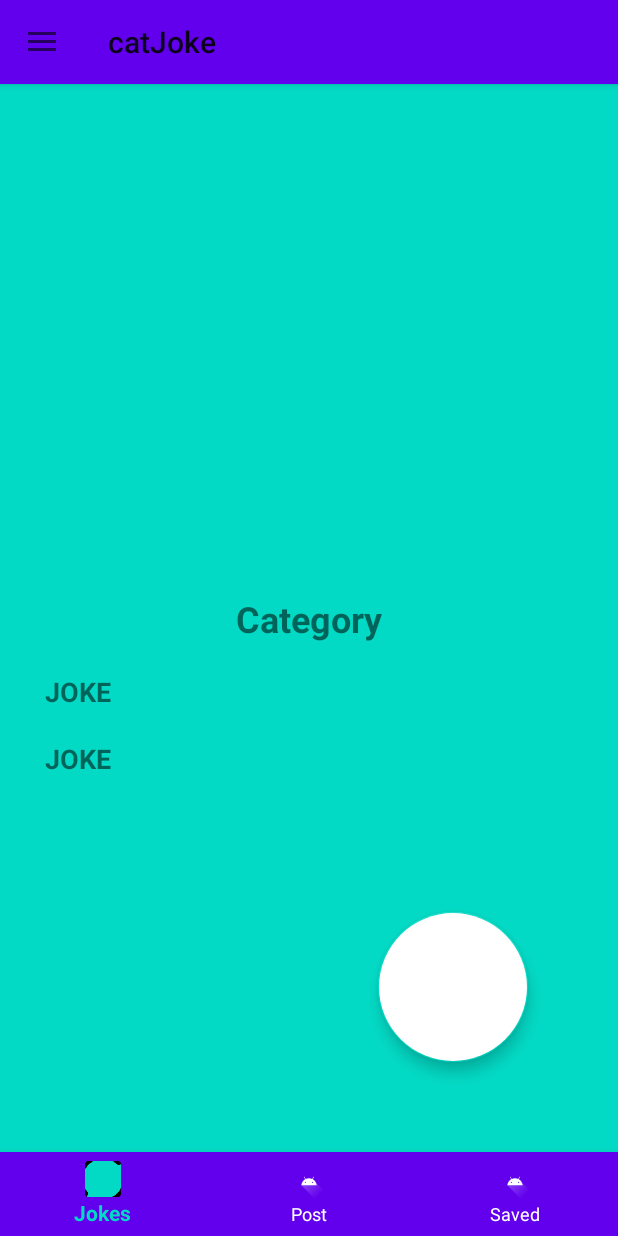
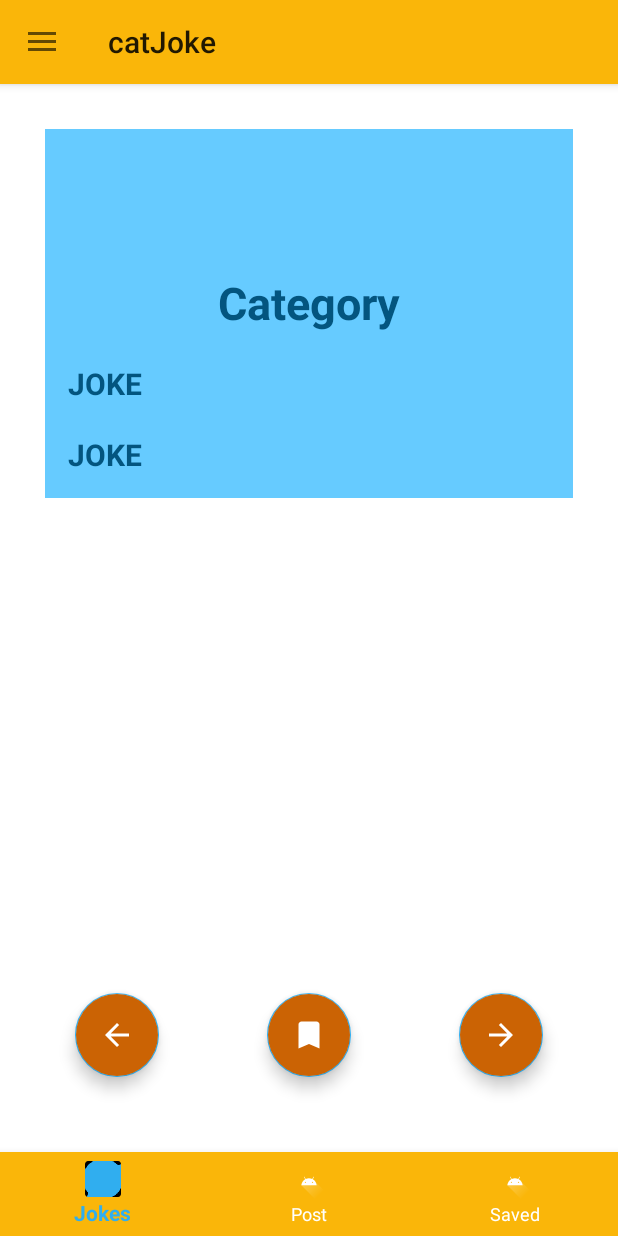
Before and after one commit to 4romgod/Got-Jokes, an Android app: the screen it shows after launch (MainActivity), on a phone screen of 412 x 824 dp. Run offline under Robolectric (Android 15) with nearby library versions, the phone set to English and light mode, and no system bars; 1 statement that could not run was skipped.

Commit message:
UNRESOLVED ERROR

```diff
--- a/app/build.gradle
+++ b/app/build.gradle
@@ -43,4 +43,6 @@ dependencies {
     //Retrofit helps connect to a REST API
     implementation 'com.squareup.retrofit2:retrofit:2.3.0'
     implementation 'com.squareup.retrofit2:converter-gson:2.3.0'
+    //Logging Network Calls
+    implementation 'com.squareup.okhttp3:logging-interceptor:3.10.0'
 }
--- a/app/src/main/java/com/template/got_jokes/Network/IGetDataService.java
+++ b/app/src/main/java/com/template/got_jokes/Network/IGetDataService.java
@@ -6,14 +6,18 @@ import com.template.got_jokes.mvvm.model.Joke2P;
 import retrofit2.Call;
 import retrofit2.http.GET;
 import retrofit2.http.Path;
+import retrofit2.http.Query;
 
 public interface IGetDataService {
 
-    @GET("{category}?type=single")
-    Call<Joke> getJoke(@Path("category") String category);
+    @GET("{category}")
+    Call<Joke> getJoke(
+            @Path("category") String category,
+            @Query("type") String type
+    );
 
-    @GET("{category}?type=twopart")
-    Call<Joke2P> getJoke2P(@Path("category") String category);
+    /*@GET("{category}?type=twopart")
+    Call<Joke2P> getJoke2P(@Path("category") String category);*/
 
     /*@GET("{category}")
     Call<Joke> getJoke(@Path("category") String cat);*/
--- a/app/src/main/java/com/template/got_jokes/Network/RetrofitClientInstance.java
+++ b/app/src/main/java/com/template/got_jokes/Network/RetrofitClientInstance.java
@@ -1,5 +1,7 @@
 package com.template.got_jokes.Network;
 
+import okhttp3.OkHttpClient;
+import okhttp3.logging.HttpLoggingInterceptor;
 import retrofit2.Retrofit;
 import retrofit2.converter.gson.GsonConverterFactory;
 
@@ -10,10 +12,18 @@ public class RetrofitClientInstance {
 
 
     public static Retrofit getRetrofitInstance(){
+
+        HttpLoggingInterceptor interceptor = new HttpLoggingInterceptor();
+        interceptor.setLevel(HttpLoggingInterceptor.Level.NONE);
+        OkHttpClient client = new OkHttpClient.Builder()
+                .addInterceptor(interceptor)
+                .build();
+
         if (retrofit == null){
             retrofit = new retrofit2.Retrofit.Builder()
                     .baseUrl(BASE_URL)
                     .addConverterFactory(GsonConverterFactory.create())
+                    .client(client)
                     .build();
         }
 
--- a/app/src/main/java/com/template/got_jokes/mvvm/view/fragment/FragLaugh.java
+++ b/app/src/main/java/com/template/got_jokes/mvvm/view/fragment/FragLaugh.java
@@ -2,6 +2,7 @@ package com.template.got_jokes.mvvm.view.fragment;
 
 import android.app.ProgressDialog;
 import android.os.Bundle;
+import android.util.Log;
 import android.view.LayoutInflater;
 import android.view.View;
 import android.view.ViewGroup;
@@ -13,11 +14,15 @@ import androidx.annotation.Nullable;
 import androidx.fragment.app.Fragment;
 
 import com.google.android.material.floatingactionbutton.FloatingActionButton;
-import com.template.got_jokes.mvvm.model.Joke;
 import com.template.got_jokes.Network.IGetDataService;
 import com.template.got_jokes.Network.RetrofitClientInstance;
 import com.template.got_jokes.R;
+import com.template.got_jokes.mvvm.model.Joke;
+import com.template.got_jokes.mvvm.model.Joke1P;
 import com.template.got_jokes.mvvm.model.Joke2P;
+
+import java.util.LinkedList;
+import java.util.Random;
 
 import retrofit2.Call;
 import retrofit2.Callback;
@@ -25,16 +30,20 @@ import retrofit2.Response;
 
 
 public class FragLaugh extends Fragment {
+    private static final String TAG = "FragLaugh";
 
     //VIEWS
     View layoutMain;
     ProgressDialog progressDialog;
     TextView tvCategory, tvJoke, tvJoke2;
-    FloatingActionButton fabNext;
+    FloatingActionButton fabNext, fabPrev;
 
     IGetDataService service;
 
-    String jokeType;
+    String jokeCat;
+
+    LinkedList listJokes = new LinkedList();
+    int index = 0;
 
     @Override
     public void onCreate(@Nullable Bundle savedInstanceState) {
@@ -48,27 +57,33 @@ public class FragLaugh extends Fragment {
             layoutMain = inflater.inflate(R.layout.frag_laugh, null);
         }
         initViews();
+        service = RetrofitClientInstance.getRetrofitInstance().create(IGetDataService.class);
 
-        jokeType = getArguments().getString("JOKE_CAT");
-
-        service = RetrofitClientInstance.getRetrofitInstance().create(IGetDataService.class);
-        getJoke2P();
+        jokeCat = getArguments().getString("JOKE_CAT");
 
         return layoutMain;
     }       //end onCreateView()
+
+    @Override
+    public void onStart() {
+        super.onStart();
+
+        getJoke();
+
+        nextBtn();
+        prevBtn();
+
+    }       //end onStart()
 
 
     public void initViews(){
         tvCategory = layoutMain.findViewById(R.id.text_category);
         tvJoke = layoutMain.findViewById(R.id.text_joke);
         tvJoke2 = layoutMain.findViewById(R.id.text_joke2);
+
         fabNext = layoutMain.findViewById(R.id.fab_next);
-        fabNext.setOnClickListener(new View.OnClickListener() {
-            @Override
-            public void onClick(View v) {
-                getJoke2P();
-            }
-        });
+
+        fabPrev = layoutMain.findViewById(R.id.fab_prev);
 
         progressDialog = new ProgressDialog(getContext());
         progressDialog.setMessage("Loading....");
@@ -76,16 +91,65 @@ public class FragLaugh extends Fragment {
     }
 
 
+    public void prevBtn(){
+        fabPrev.setOnClickListener(new View.OnClickListener() {
+            @Override
+            public void onClick(View v) {
+
+                if(index <= 0){
+                    Toast.makeText(getActivity(), "Cant go back", Toast.LENGTH_SHORT).show();
+                }
+                else{
+                    index = index-1;
+                    Joke joke = (Joke) listJokes.get(index);
+                    display(joke);
+                }
+
+                Log.d(TAG, "onClick prev: size: "+listJokes.size());
+                Log.d(TAG, "onClick prev: index: "+index);
+            }
+        });
+    }
+
+
+    public void nextBtn(){
+        fabNext.setOnClickListener(new View.OnClickListener() {
+            @Override
+            public void onClick(View v) {
+                if(index >= listJokes.size()-1){
+                    progressDialog.show();
+                    getJoke();
+                    index = listJokes.size()-1;
+                }
+                else {
+                    index++;
+                    Joke joke = (Joke) listJokes.get(index);
+                    display(joke);
+                }
+
+                Log.d(TAG, "onClick next: size: "+listJokes.size());
+                Log.d(TAG, "onClick next: index: "+index);
+            }
+        });
+    }
+
+
     public void getJoke(){
-        Call<Joke> call = service.getJoke(jokeType);
+        String[] types = {getString(R.string.single), getString(R.string.twopart)};
+        int indexType = (new Random()).nextInt(2);
+        String type = types[indexType];
+
+        Call<Joke> call = service.getJoke(jokeCat, type);
         call.enqueue(new Callback<Joke>() {
             @Override
             public void onResponse(Call<Joke> call, Response<Joke> response) {
                 progressDialog.dismiss();
 
                 Joke joke = response.body();
-                tvCategory.setText(joke.getCategory());
-                tvJoke.setText(joke.getJoke());
+                Log.d(TAG, "onResponse: Joke: "+joke.toString());
+                display(joke);
+
+                listJokes.addLast(joke);
             }
 
             @Override
@@ -97,27 +161,30 @@ public class FragLaugh extends Fragment {
 
     }
 
-    public void getJoke2P(){
-        Call<Joke2P> call = service.getJoke2P(jokeType);
-        call.enqueue(new Callback<Joke2P>() {
-            @Override
-            public void onResponse(Call<Joke2P> call, Response<Joke2P> response) {
-                progressDialog.dismiss();
 
-                Joke2P joke2P = response.body();
-                tvCategory.setText(joke2P.getCategory());
-                tvJoke.setText(joke2P.getSetup());
-                tvJoke2.setText(joke2P.getDelivery());
-            }
+    public void display(Joke joke){
+
+        if(joke.getType().equals(getString(R.string.single))){
+            //Joke1P joke1P = (Joke1P) joke;
+            tvCategory.setText(joke1P.getCategory());
+            tvJoke.setText(joke1P.getJoke());
+            Log.d(TAG, "display: joke: "+joke1P.toString());
+        }
+        else if (joke.getType().equals(getString(R.string.twopart))){
+            //Joke2P joke2P = (Joke2P) joke;
+            tvCategory.setText(joke2P.getCategory());
+            tvJoke.setText(joke2P.getSetup());
+            tvJoke2.setText(joke2P.getDelivery());
+            Log.d(TAG, "display: joke: "+joke2P.toString());
+        }
+        else {
+            Log.d(TAG, "display: joke: NO JOKE TO DISPLAY");
+        }
 
 
-            @Override
-            public void onFailure(Call<Joke2P> call, Throwable t) {
-                progressDialog.dismiss();
-                Toast.makeText(getContext(), "Something got fucked up", Toast.LENGTH_SHORT).show();
-            }
-        });
 
-    }
+    }       //end display()
+
+
 
 }       //end class
--- /dev/null
+++ b/app/src/main/res/drawable/ic_arrow_back_white_24dp.xml
@@ -0,0 +1,5 @@
+<vector android:height="24dp" android:tint="#FFFFFF"
+    android:viewportHeight="24.0" android:viewportWidth="24.0"
+    android:width="24dp" xmlns:android="http://schemas.android.com/apk/res/android">
+    <path android:fillColor="#FF000000" android:pathData="M20,11H7.83l5.59,-5.59L12,4l-8,8 8,8 1.41,-1.41L7.83,13H20v-2z"/>
+</vector>
--- /dev/null
+++ b/app/src/main/res/drawable/ic_arrow_forward_white_24dp.xml
@@ -0,0 +1,5 @@
+<vector android:height="24dp" android:tint="#FFFFFF"
+    android:viewportHeight="24.0" android:viewportWidth="24.0"
+    android:width="24dp" xmlns:android="http://schemas.android.com/apk/res/android">
+    <path android:fillColor="#FF000000" android:pathData="M12,4l-1.41,1.41L16.17,11H4v2h12.17l-5.58,5.59L12,20l8,-8z"/>
+</vector>
--- /dev/null
+++ b/app/src/main/res/drawable/ic_save_save_24dp.xml
@@ -0,0 +1,5 @@
+<vector android:height="24dp" android:tint="#FFFFFF"
+    android:viewportHeight="24.0" android:viewportWidth="24.0"
+    android:width="24dp" xmlns:android="http://schemas.android.com/apk/res/android">
+    <path android:fillColor="#FF000000" android:pathData="M17,3H7c-1.1,0 -1.99,0.9 -1.99,2L5,21l7,-3 7,3V5c0,-1.1 -0.9,-2 -2,-2z"/>
+</vector>
--- a/app/src/main/res/layout/frag_laugh.xml
+++ b/app/src/main/res/layout/frag_laugh.xml
@@ -5,17 +5,27 @@
     xmlns:tools="http://schemas.android.com/tools"
     android:layout_width="match_parent"
     android:layout_height="match_parent"
-    android:background="@color/colorAccent"
+    android:background="@color/white"
     android:padding="30dp">
+
+    <androidx.constraintlayout.widget.ConstraintLayout
+        android:layout_width="match_parent"
+        android:layout_height="wrap_content"
+        android:padding="15dp"
+        android:background="@color/blueLight"
+        app:layout_constraintEnd_toEndOf="parent"
+        app:layout_constraintStart_toStartOf="parent"
+        app:layout_constraintTop_toTopOf="parent">
 
         <TextView
             android:id="@+id/text_category"
             android:layout_width="wrap_content"
             android:layout_height="wrap_content"
             android:text="Category"
-        android:textSize="24dp"
+            android:textSize="30dp"
             android:textStyle="bold"
-        app:layout_constraintBottom_toBottomOf="parent"
+            android:textColor="@color/blueDark"
+            android:layout_marginTop="80dp"
             app:layout_constraintEnd_toEndOf="parent"
             app:layout_constraintStart_toStartOf="parent"
             app:layout_constraintTop_toTopOf="parent" />
@@ -26,8 +36,9 @@
             android:layout_width="wrap_content"
             android:layout_height="wrap_content"
             android:text="JOKE"
-        android:textSize="18dp"
+            android:textSize="20dp"
             android:textStyle="bold"
+            android:textColor="@color/blueDark"
             app:layout_constraintStart_toStartOf="parent"
             app:layout_constraintTop_toBottomOf="@+id/text_category"
             android:layout_marginTop="20dp" />
@@ -37,22 +48,51 @@
             android:layout_width="wrap_content"
             android:layout_height="wrap_content"
             android:text="JOKE"
-        android:textSize="18dp"
+            android:textSize="20dp"
             android:textStyle="bold"
+            android:textColor="@color/blueDark"
             app:layout_constraintStart_toStartOf="parent"
             app:layout_constraintTop_toBottomOf="@+id/text_joke"
             android:layout_marginTop="20dp" />
 
+    </androidx.constraintlayout.widget.ConstraintLayout>
+
+    <com.google.android.material.floatingactionbutton.FloatingActionButton
+        android:id="@+id/fab_prev"
+        android:layout_width="wrap_content"
+        android:layout_height="wrap_content"
+        android:layout_margin="20dp"
+        android:layout_marginEnd="76dp"
+        android:layout_marginBottom="152dp"
+        android:backgroundTint="@color/colorPrimaryDark"
+        android:src="@drawable/ic_arrow_back_white_24dp"
+        app:layout_constraintBottom_toBottomOf="parent"
+        app:layout_constraintStart_toStartOf="parent" />
+
+
+    <com.google.android.material.floatingactionbutton.FloatingActionButton
+        android:id="@+id/fab_save"
+        android:layout_width="wrap_content"
+        android:layout_height="wrap_content"
+        android:layout_margin="20dp"
+        android:backgroundTint="@color/colorPrimaryDark"
+        android:src="@drawable/ic_save_save_24dp"
+        app:layout_constraintBottom_toBottomOf="parent"
+        app:layout_constraintEnd_toEndOf="parent"
+        app:layout_constraintLeft_toLeftOf="parent"
+        app:layout_constraintStart_toStartOf="parent" />
 
     <com.google.android.material.floatingactionbutton.FloatingActionButton
         android:id="@+id/fab_next"
-        android:layout_width="100dp"
-        android:layout_height="100dp"
-        android:layout_margin="30dp"
-        android:backgroundTint="@color/white"
+        android:layout_width="wrap_content"
+        android:layout_height="wrap_content"
+        android:layout_margin="20dp"
+        android:layout_marginEnd="76dp"
+        android:layout_marginBottom="152dp"
+        android:backgroundTint="@color/colorPrimaryDark"
+        android:src="@drawable/ic_arrow_forward_white_24dp"
         app:layout_constraintBottom_toBottomOf="parent"
         app:layout_constraintEnd_toEndOf="parent" />
 
 
-
 </androidx.constraintlayout.widget.ConstraintLayout>
--- a/app/src/main/res/values/colors.xml
+++ b/app/src/main/res/values/colors.xml
@@ -1,8 +1,14 @@
 <?xml version="1.0" encoding="utf-8"?>
 <resources>
-    <color name="colorPrimary">#6200EE</color>
-    <color name="colorPrimaryDark">#3700B3</color>
-    <color name="colorAccent">#03DAC5</color>
+    <color name="colorPrimary">#fab609</color>
+    <color name="colorPrimaryDark">#cb6304</color>
+    <color name="colorAccent">#30AEEF</color>
     <color name="white">#ffffff</color>
     <color name="black">#000000</color>
+    <color name="orange">#cb6304</color>
+    <color name="yellowDark">#fab609</color>
+    <color name="yellowLight">#f9da75</color>
+    <color name="blueDark">#03557f</color>
+    <color name="blueLight">#66cbff</color>
+
 </resources>
--- a/app/src/main/res/values/strings.xml
+++ b/app/src/main/res/values/strings.xml
@@ -8,6 +8,9 @@
     <string name="navigation_drawer_open">Open navigation drawer</string>
     <string name="navigation_drawer_close">Close navigation drawer</string>
 
+    <!--    types of jokes-->
+    <string name="single">single</string>
+    <string name="twopart">twopart</string>
 
     <!--    categories of jokes-->
     <string name="programing">Programming</string>
```
Also changed, not shown: app/src/main/java/com/template/got_jokes/mvvm/model/Joke.java (+12 -11 lines), app/src/main/java/com/template/got_jokes/mvvm/model/Joke1P.java (added, +29 -0 lines), app/src/main/java/com/template/got_jokes/mvvm/model/Joke2P.java (+12 -22 lines). Lines whose indentation alone changed are shown as unchanged.
